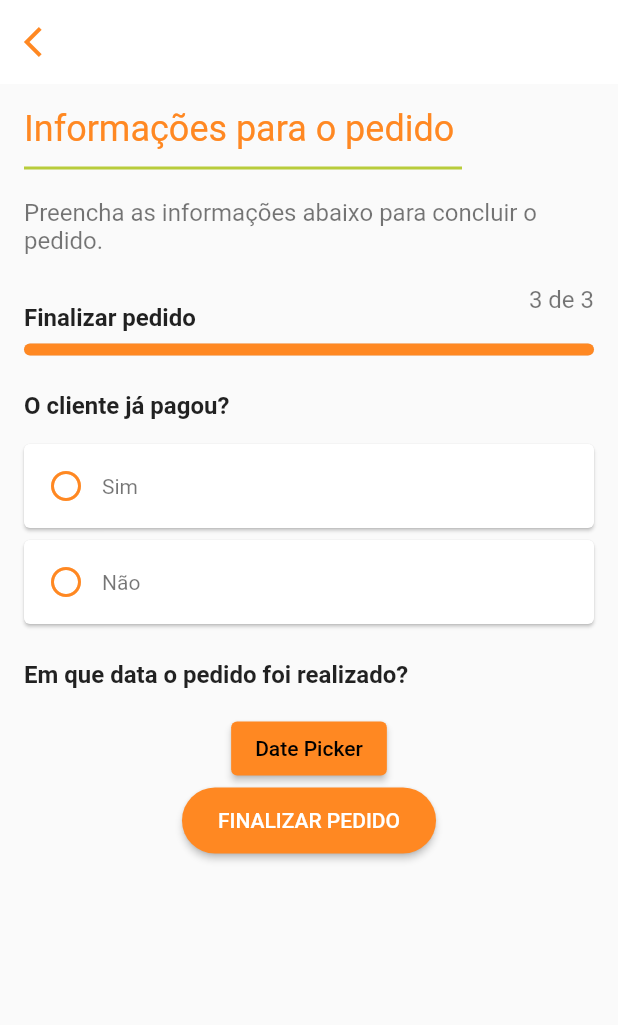
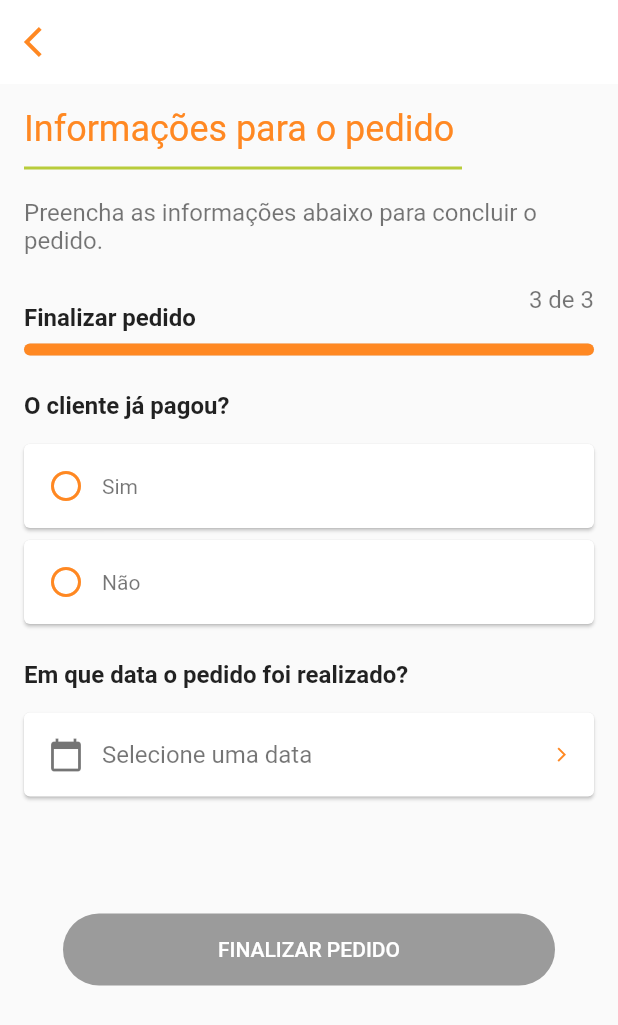
Before and after one commit to brunomendesdecarvalho/appetit-app, a Flutter app: the DateOfPaymentPage screen opened directly, on a phone screen of 412 x 824 dp. Shown: the top 1025 px of the screen. Run offline on Flutter 3.47's test engine with Material 2 defaults, Android fonts, the phone set to English and light mode, and no system bars; drawn by our look-alikes of flutter_animation_progress_bar; our stand-ins replace flutter_form_builder, page_transition, reactive_forms; missing offline and left inert: flutter_material_pickers, flutter_rounded_date_picker, group_list_view.

Commit message:
finished date pick button on date of payment page

```diff
--- a/lib/screens/endPage/order_finished.dart
+++ b/lib/screens/endPage/order_finished.dart
@@ -38,7 +38,6 @@ class EndOfOrderPage extends StatelessWidget {
                       PageTransition(
                           type: PageTransitionType.fade,
                           duration: Duration(milliseconds: 500),
-                          // reverseDuration: Duration(milliseconds: 500),
                           child: NewOrderPage()
                       )
                   )
@@ -63,7 +62,6 @@ class EndOfOrderPage extends StatelessWidget {
                       PageTransition(
                           type: PageTransitionType.fade,
                           duration: Duration(milliseconds: 500),
-                          // reverseDuration: Duration(milliseconds: 500),
                           child: HomePage()
                       )
                   )
--- a/lib/screens/newOrderPage/new_order_page_date.dart
+++ b/lib/screens/newOrderPage/new_order_page_date.dart
@@ -1,4 +1,5 @@
 import 'package:appetit/screens/endPage/order_finished.dart';
+import 'package:appetit/screens/homePage/components/button_to_new_order.dart';
 import 'package:appetit/screens/homePage/components/option_button.dart';
 import 'package:appetit/screens/newOrderPage/widgets/client_widget.dart';
 import 'package:appetit/screens/newOrderPage/components/progress_bar_and_text.dart';
@@ -9,8 +10,10 @@ import 'package:flutter/material.dart';
 import 'package:flutter_form_builder/flutter_form_builder.dart';
 import 'package:flutter_material_pickers/helpers/show_date_picker.dart';
 import 'package:page_transition/page_transition.dart';
+import 'package:intl/intl.dart';
 
 import 'components/back_button.dart';
+import 'components/button_to_select_date.dart';
 import 'components/search.dart';
 
 class DateOfPaymentPage extends StatefulWidget {
@@ -22,7 +25,7 @@ class DateOfPaymentPage extends StatefulWidget {
 }
 
 class _DateOfPaymentPageState extends State<DateOfPaymentPage> {
-  var date = DateTime.now();
+  DateTime date = DateTime.now().subtract(Duration(days:1));
   @override
   Widget build(BuildContext context) {
     return Scaffold(
@@ -58,23 +61,47 @@ class _DateOfPaymentPageState extends State<DateOfPaymentPage> {
                   )
               ),
             ),
-        ElevatedButton(
-          child: Text('Date Picker'),
-          onPressed: () => showMaterialDatePicker(
-            title: 'Pick a date',
-            firstDate: DateTime(1990, 1, 1),
-            lastDate: DateTime(2050, 12, 31),
+            InkWell(
+            child: Card(
+            margin: EdgeInsets.only(left: 16, right: 16),
+            elevation: 1,
+            child: Column(
+              mainAxisSize: MainAxisSize.min,
+              children: <Widget>[
+                ListTile(
+                  leading: Icon(Icons.calendar_today, color: Colors.black54),
+                  title: Transform.translate(
+                    offset: Offset(-20, 0),
+                    child: Text((date.isBefore(DateTime.now())) ? 'Selecione uma data' : DateFormat('dd/MM/yyyy').format(date),
+                      style: TextStyle(
+                        fontSize: 16.0,
+                        color: (date.isBefore(DateTime.now())) ? Colors.black54 : Colors.black87,
+                      ),
+                    ),
+                  ),
+                  trailing: Icon(Icons.arrow_forward_ios, color: getCorTema(), size: 11.20,),
+                ),
+              ],
+              ),
+            ),
+            onTap: () => showMaterialDatePicker(
+              title: 'Selecione uma data',
+              firstDate: DateTime.now().subtract(Duration(days:1)),
+              lastDate: DateTime.now().add(Duration(days:365)),
               context: context,
               selectedDate: date,
               onChanged: (value) => setState(() => date = value),
             ),
     ),
-            RaisedButton(
+            SizedBox(height: 78,),
+            ButtonTheme(
+              minWidth: 328,
+              height: 48,
+              child: RaisedButton(
                 shape: RoundedRectangleBorder(
                   borderRadius: BorderRadius.circular(24),
                 ),
-              // onPressed: (date == null) ? () => {} : null,
-              onPressed: () => {
+                onPressed: (date.isBefore(DateTime.now())) ? null : () => {
                   Navigator.push(
                       context,
                       PageTransition(
@@ -89,6 +116,8 @@ class _DateOfPaymentPageState extends State<DateOfPaymentPage> {
                 color: Color(0xFFFF8822),
                 child: Text('FINALIZAR PEDIDO', style: TextStyle(color: Colors.white)),
               ),
+            ),
+            SizedBox(height: 40),
           ],
         ),
       ),
--- a/lib/screens/newOrderPage/widgets/food_detail_widget.dart
+++ b/lib/screens/newOrderPage/widgets/food_detail_widget.dart
@@ -147,10 +147,6 @@ class _FoodDetailsPageState extends State<FoodDetailsPage> {
                     ),
                   ],
                 ),
-                // SizedBox(
-                //   height: 15,
-                // ),
-                // BottomMenu(),
               ],
             ),
           ),
--- a/pubspec.yaml
+++ b/pubspec.yaml
@@ -17,8 +17,10 @@ dependencies:
   page_transition: ^2.0.2
   flutter_form_builder: ^6.0.1
   flutter_material_pickers: ^3.1.0
+  grouped_buttons: ^1.0.4
   flutter_localizations:
     sdk: flutter
+  flutter_rounded_date_picker: 2.0.2
 
 dev_dependencies:
   flutter_test:
```
Also changed, not shown: lib/screens/newOrderPage/components/button_to_select_date.dart (added, +33 -0 lines), pubspec.lock. Lines whose indentation alone changed are shown as unchanged.
